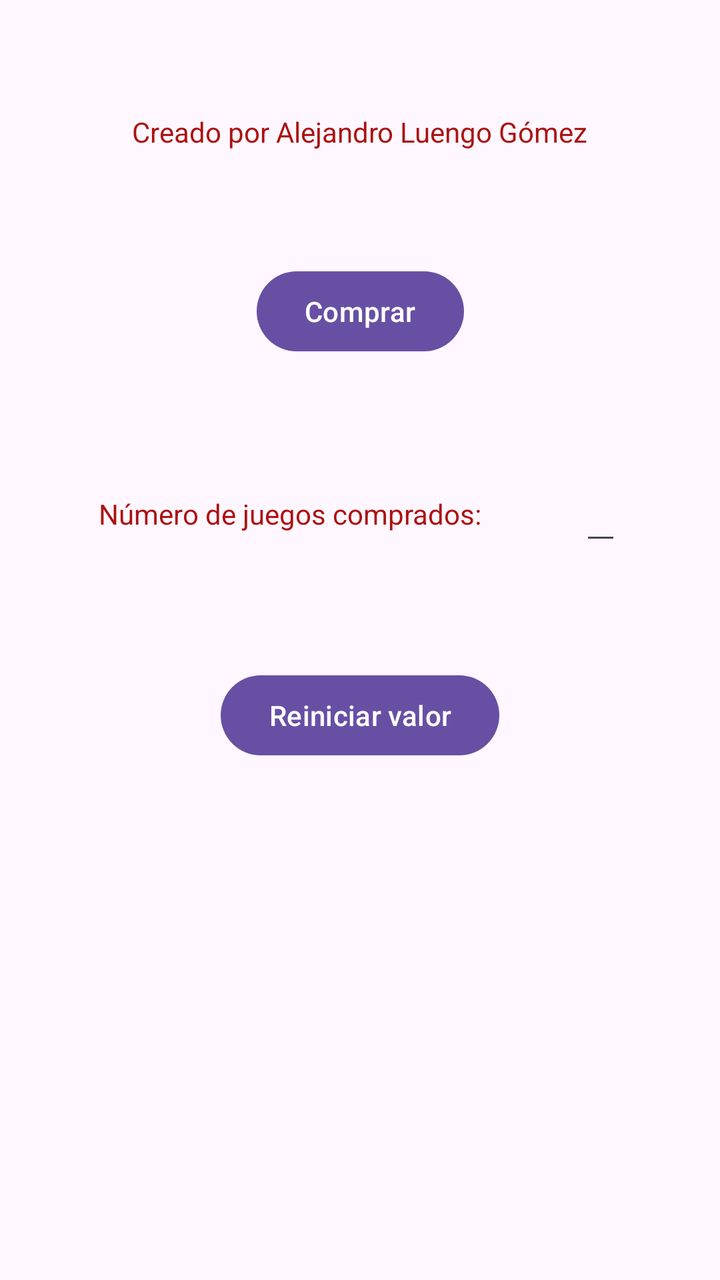
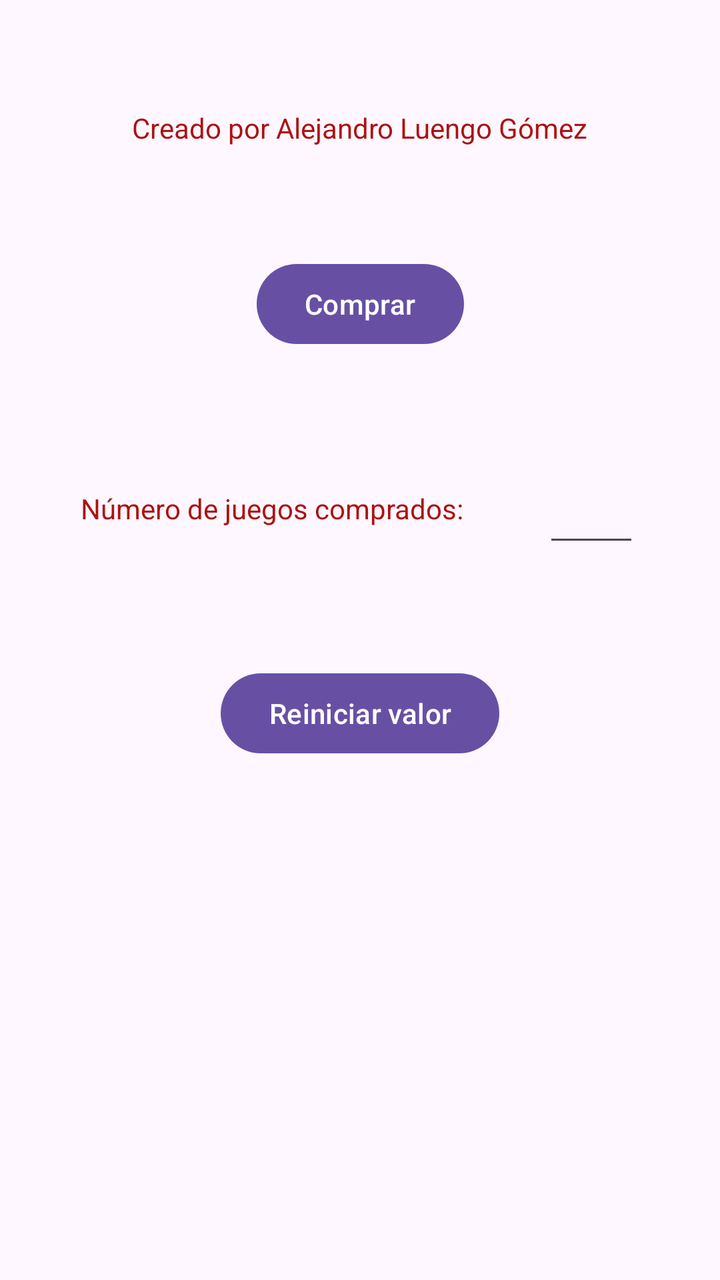

Screens rendered from an Android XML layout before and after an edit, with the pre-edit source and the edit as a unified diff.
<!-- AndroidManifest.xml: application theme Theme.TiendaVideojuegosApp_Luengo_Gomez_Alejandro -->
<!-- res/layout/activity_main.xml -->
<?xml version="1.0" encoding="utf-8"?>
<androidx.constraintlayout.widget.ConstraintLayout xmlns:android="http://schemas.android.com/apk/res/android"
    xmlns:app="http://schemas.android.com/apk/res-auto"
    xmlns:tools="http://schemas.android.com/tools"
    android:id="@+id/main"
    android:layout_width="match_parent"
    android:layout_height="match_parent"
    tools:context=".MainActivity">

    <TextView
        android:id="@+id/tvNombreAutor"
        android:layout_width="wrap_content"
        android:layout_height="wrap_content"
        android:text="@string/nombreAutor"
        android:textColor="@color/Text"
        app:layout_constraintBottom_toTopOf="@id/btnCheck"
        app:layout_constraintEnd_toEndOf="parent"
        app:layout_constraintStart_toStartOf="parent"
        app:layout_constraintTop_toTopOf="parent" />

    <Button
        android:id="@+id/btnCheck"
        android:layout_width="wrap_content"
        android:layout_height="wrap_content"
        android:text="@string/btnBuyTexto"
        app:layout_constraintTop_toBottomOf="@id/tvNombreAutor"
        app:layout_constraintBottom_toTopOf="@id/etContadorJuegosComprados"
        app:layout_constraintEnd_toEndOf="parent"
        app:layout_constraintStart_toStartOf="parent" />

    <TextView
        android:id="@+id/tvJuegosComprados"
        android:layout_width="wrap_content"
        android:layout_height="wrap_content"
        android:text="@string/tvJuegosComprados"
        android:textColor="@color/Text"
        app:layout_constraintBottom_toTopOf="@id/btnReset"
        app:layout_constraintEnd_toStartOf="@id/etContadorJuegosComprados"
        app:layout_constraintStart_toStartOf="parent"
        app:layout_constraintTop_toBottomOf="@id/btnCheck" />

    <EditText
        android:id="@+id/etContadorJuegosComprados"
        android:layout_width="wrap_content"
        android:layout_height="wrap_content"
        android:text=""
        app:layout_constraintBottom_toTopOf="@id/btnReset"
        app:layout_constraintEnd_toEndOf="parent"
        app:layout_constraintStart_toEndOf="@id/tvJuegosComprados"
        app:layout_constraintTop_toBottomOf="@id/btnCheck" />

    <Button
        android:id="@+id/btnReset"
        android:layout_width="wrap_content"
        android:layout_height="wrap_content"
        android:text="@string/btnResetTexto"
        app:layout_constraintTop_toBottomOf="@id/tvNombreAutor"
        app:layout_constraintBottom_toBottomOf="parent"
        app:layout_constraintEnd_toEndOf="parent"
        app:layout_constraintStart_toStartOf="parent" />

</androidx.constraintlayout.widget.ConstraintLayout>
<!-- resources referenced by this layout -->
<resources>
  <color name="Text">#AC1212</color>
  <string name="btnBuyTexto">Comprar</string>
  <string name="btnResetTexto">Reiniciar valor</string>
  <string name="nombreAutor">Creado por Alejandro Luengo Gómez</string>
  <string name="tvJuegosComprados">Número de juegos comprados: </string>
  <style name="Theme.TiendaVideojuegosApp_Luengo_Gomez_Alejandro" parent="Base.Theme.TiendaVideojuegosApp_Luengo_Gomez_Alejandro" />
  <style name="Base.Theme.TiendaVideojuegosApp_Luengo_Gomez_Alejandro" parent="Theme.Material3.DayNight.NoActionBar">
          
          
      </style>
</resources>

<!-- the commit's change to res/layout/activity_main.xml (unified diff, before → after) -->
@@ -43,6 +43,8 @@
         android:id="@+id/etContadorJuegosComprados"
         android:layout_width="wrap_content"
         android:layout_height="wrap_content"
+        android:minWidth="48dp"
+        android:minHeight="48dp"
         android:text=""
         app:layout_constraintBottom_toTopOf="@id/btnReset"
         app:layout_constraintEnd_toEndOf="parent"
